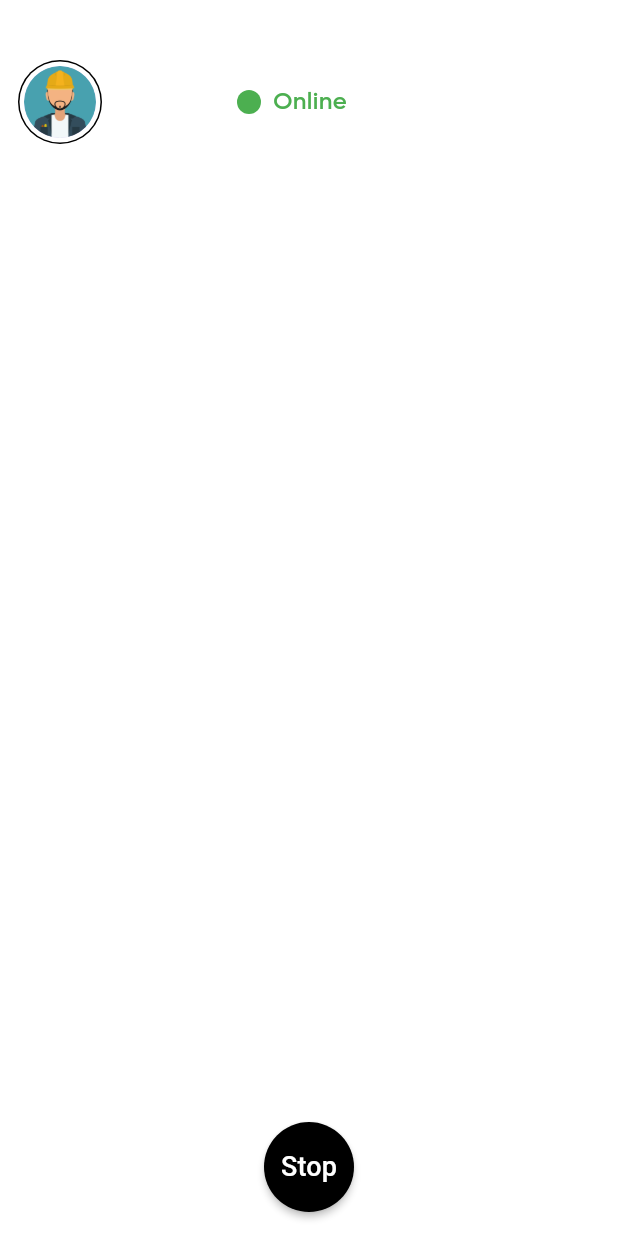
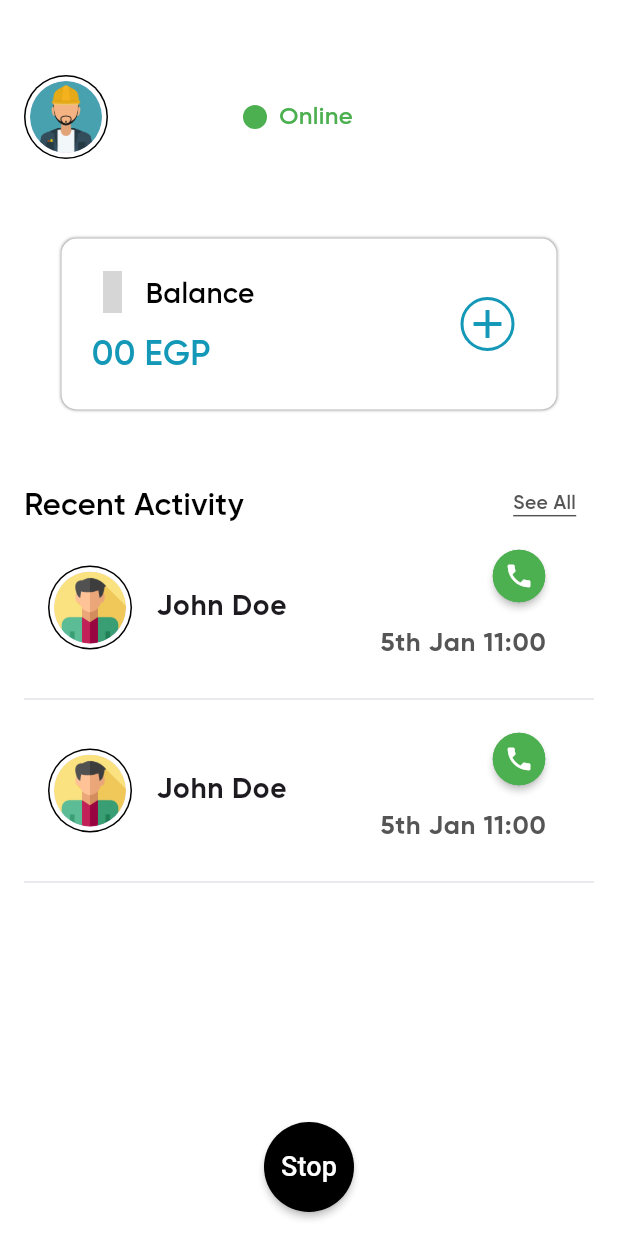
Before and after one commit to Fannelance/Fannelance-Worker, a Flutter app: the HomeView screen opened by its route, after a tap on "Start", on a phone screen of 412 x 824 dp. Run offline on Flutter 3.47's test engine with Material 3 defaults, Android fonts, the phone set to English and light mode, and no system bars; our stand-ins replace dio, flutter_dotenv, flutter_rating_bar, flutter_secure_storage, fluttericon, font_awesome_flutter and 7 more; missing offline and left inert: flutter_stripe; accounts and stored records are empty; network calls fail; grey boxes are pictures that could not be loaded.

Commit message:
build: activity view

```diff
--- a/lib/core/routes.dart
+++ b/lib/core/routes.dart
@@ -31,7 +31,6 @@ class Routes {
 }
 
 const kHomeRoute = 'Home View';
-const kWaitingRoute = 'Waiting View';
 const kChangePasswordRoute = 'Change Password View';
 const kForgotPasswordRoute = 'Forgot Password View';
 const kPhoneNumberRoute = 'Phone Number View';
--- a/lib/services/socket_service.dart
+++ b/lib/services/socket_service.dart
@@ -4,17 +4,16 @@ import 'package:fannelance_worker/widgets/notification_details_widget.dart';
 import 'package:fannelance_worker/widgets/notification_showmodal.dart';
 import 'package:flutter_dotenv/flutter_dotenv.dart';
 import 'package:jwt_decoder/jwt_decoder.dart';
-import 'package:socket_io_client/socket_io_client.dart' as IO;
-
+import 'package:socket_io_client/socket_io_client.dart' as io;
 class SocketService {
-  IO.Socket? socket;
+  io.Socket? socket;
   List<dynamic> availableWorkers = [];
 
   Future<void> connect() async {
     await dotenv.load(fileName: '.env');
     final String? serverURL = dotenv.env['serverURL'];
 
-    socket = IO.io(serverURL, <String, dynamic>{
+    socket = io.io(serverURL, <String, dynamic>{
       'transports': ['websocket'],
       'autoConnect': false,
     });
--- /dev/null
+++ b/lib/views/activity_view.dart
@@ -0,0 +1,23 @@
+import 'package:fannelance_worker/widgets/activity_widget.dart';
+import 'package:fannelance_worker/widgets/app_bar_main_widget.dart';
+import 'package:flutter/material.dart';
+
+class ActivityView extends StatelessWidget {
+  const ActivityView({super.key});
+
+  @override
+  Widget build(BuildContext context) {
+    return Scaffold(
+      appBar: const AppBarMainWidget(title: 'Activity',),
+      body: ListView.separated(
+        itemCount: 10,
+        itemBuilder: (context, index) {
+          return const ActivityWidget();
+        },
+        separatorBuilder: (BuildContext context, int index) {
+          return const Divider(thickness: 0.5);
+        },
+      ),
+    );
+  }
+}
--- a/lib/views/home_view.dart
+++ b/lib/views/home_view.dart
@@ -1,5 +1,8 @@
+import 'package:fannelance_worker/core/constants.dart';
+import 'package:fannelance_worker/widgets/home_activity_widget.dart';
+import 'package:fannelance_worker/widgets/home_on_off_widget.dart';
+import 'package:fannelance_worker/widgets/wallet_widget.dart';
 import 'package:flutter/material.dart';
-import 'package:fannelance_worker/widgets/account_profile_widget.dart';
 import 'package:fannelance_worker/widgets/home_button_widget.dart';
 
 class HomeView extends StatefulWidget {
@@ -25,48 +28,20 @@ class _HomeViewState extends State<HomeView> {
         onPressed: toggleStatus,
       ),
       floatingActionButtonLocation: FloatingActionButtonLocation.centerFloat,
-      body: Padding(
-        padding: const EdgeInsets.symmetric(horizontal: 12),
-        child: Column(
-          crossAxisAlignment: CrossAxisAlignment.start,
-          children: [
-            const SizedBox(height: 40),
-            Row(
-              children: [
-                const AccountProfileWidget(),
-                const SizedBox(width: 90),
-                // Animated status indicator
-                AnimatedContainer(
-                  duration: const Duration(milliseconds: 300),
-                  width: 16,
-                  height: 16,
-                  decoration: BoxDecoration(
-                    shape: BoxShape.circle,
-                    color: isOnline ? Colors.green : Colors.red,
-                  ),
-                ),
-                const SizedBox(width: 8),
-                // Animated switcher for status text
-                AnimatedSwitcher(
-                  duration: const Duration(milliseconds: 300),
-                  transitionBuilder:
-                      (Widget child, Animation<double> animation) {
-                    return ScaleTransition(scale: animation, child: child);
-                  },
-                  child: Text(
-                    isOnline ? 'Online' : 'Offline',
-                    key: ValueKey<bool>(
-                        isOnline), // Ensure the text changes smoothly
-                    style: TextStyle(
-                      color: isOnline ? Colors.green : Colors.red,
-                      fontSize: 16,
-                    ),
-                  ),
-                ),
-              ],
-            ),
-            const SizedBox(height: 20),
-          ],
+      body: SingleChildScrollView(
+        child: Padding(
+          padding: const EdgeInsets.symmetric(horizontal: 16),
+          child: Column(
+            crossAxisAlignment: CrossAxisAlignment.start,
+            children: [
+              box_50,
+              OnOffHomeWidget(isOnline: isOnline),
+              box_40,
+              const WalletWidget(),
+              box_50,
+              const HomeActivityWidget(),
+            ],
+          ),
         ),
       ),
     );
--- a/lib/widgets/account_body_widget.dart
+++ b/lib/widgets/account_body_widget.dart
@@ -54,9 +54,18 @@ class _BodyAccountWidgetState extends State<BodyAccountWidget> {
       child: Column(
         children: [
           box_60,
-          const Row(
-            mainAxisAlignment: MainAxisAlignment.end,
+          Row(
+            mainAxisAlignment: MainAxisAlignment.spaceBetween,
             children: [
+              IconButton(
+                icon: const Icon(
+                  Icons.arrow_back,
+                ),
+                iconSize: screenWidth / 15,
+                onPressed: () {
+                  Navigator.pop(context);
+                },
+              ),
               ShowDialogAccountWidget(),
             ],
           ),
--- /dev/null
+++ b/lib/widgets/activity_widget.dart
@@ -0,0 +1,86 @@
+import 'package:fannelance_worker/core/constants.dart';
+import 'package:flutter/material.dart';
+import 'package:url_launcher/url_launcher.dart';
+
+class ActivityWidget extends StatelessWidget {
+  const ActivityWidget({super.key});
+
+  @override
+  Widget build(BuildContext context) {
+    final double screenWidth = MediaQuery.of(context).size.width;
+    Uri url;
+    return ListTile(
+      leading: const CircleAvatar(
+        radius: 28,
+        backgroundColor: kBlack,
+        child: CircleAvatar(
+          radius: 27,
+          backgroundColor: kWhite,
+          child: CircleAvatar(
+            radius: 24,
+            backgroundImage: AssetImage(
+              'assets/icons/user_male.png',
+            ),
+          ),
+        ),
+      ),
+      title: Row(
+        mainAxisAlignment: MainAxisAlignment.spaceBetween,
+        children: [
+          Column(
+            crossAxisAlignment: CrossAxisAlignment.start,
+            children: [
+              Text(
+                'John Doe',
+                style: TextStyle(
+                  fontSize: screenWidth / 22,
+                  fontFamily: kBold,
+                ),
+              ),
+
+            ],
+          ),
+          Column(
+            crossAxisAlignment: CrossAxisAlignment.end,
+            mainAxisAlignment: MainAxisAlignment.spaceAround,
+            children: [
+              MaterialButton(
+                minWidth: 35,
+                height: 35,
+                color: kGreen,
+                onPressed: () async {
+                  url = Uri(
+                    scheme: 'tel',
+                    path: '01025042013',
+                  );
+                  await launchUrl(url);
+                },
+                shape: const CircleBorder(
+                  side: BorderSide(
+                    color: kGreen,
+                  ),
+                ),
+                child: const Icon(
+                  Icons.phone,
+                  color: kWhite,
+                  size: 20,
+                ),
+              ),
+              Padding(
+                padding: const EdgeInsets.all(8.0),
+                child: Text(
+                  '5th Jan 11:00',
+                  style: TextStyle(
+                    fontSize: screenWidth / 24,
+                    fontFamily: kBold,
+                    color: kGrey5,
+                  ),
+                ),
+              ),
+            ],
+          ),
+        ],
+      ),
+    );
+  }
+}
--- /dev/null
+++ b/lib/widgets/app_bar_main_widget.dart
@@ -0,0 +1,29 @@
+import 'package:fannelance_worker/core/constants.dart';
+import 'package:flutter/material.dart';
+
+class AppBarMainWidget extends StatelessWidget implements PreferredSizeWidget {
+  const AppBarMainWidget({
+    super.key,
+    required this.title,
+  });
+  final String title;
+
+  @override
+  Widget build(BuildContext context) {
+    final double screenWidth = MediaQuery.of(context).size.width;
+    return AppBar(
+      centerTitle: true,
+      backgroundColor: kWhite,
+      title: Text(
+        title,
+        style: TextStyle(
+          fontSize: screenWidth / 16,
+          fontFamily: kBold,
+        ),
+      ),
+    );
+  }
+
+  @override
+  Size get preferredSize => const Size.fromHeight(kToolbarHeight);
+}
--- /dev/null
+++ b/lib/widgets/home_activity_widget.dart
@@ -0,0 +1,75 @@
+import 'package:fannelance_worker/core/constants.dart';
+import 'package:fannelance_worker/views/activity_view.dart';
+import 'package:fannelance_worker/widgets/activity_widget.dart';
+import 'package:flutter/material.dart';
+
+class HomeActivityWidget extends StatelessWidget {
+  const HomeActivityWidget({
+    super.key,
+  });
+
+  @override
+  Widget build(BuildContext context) {
+    final double screenWidth = MediaQuery.of(context).size.width;
+
+    return SingleChildScrollView(
+      child: Column(
+        children: [
+          Row(
+            mainAxisAlignment: MainAxisAlignment.spaceBetween,
+            children: [
+              Text(
+                'Recent Activity',
+                style: TextStyle(
+                  fontSize: screenWidth / 20,
+                ),
+              ),
+              GestureDetector(
+                onTap: () {
+                  Navigator.push(context, MaterialPageRoute(builder: (context) {
+                    return ActivityView();
+                  }));
+                },
+                child: Padding(
+                  padding: const EdgeInsets.only(
+                    top: 4,
+                    right: 12,
+                  ),
+                  child: Text(
+                    'See All',
+                    style: TextStyle(
+                      shadows: const [
+                        Shadow(
+                          offset: Offset(0, -4),
+                          color: kGrey5,
+                        )
+                      ],
+                      color: Colors.transparent,
+                      decoration: TextDecoration.underline,
+                      decorationColor: kGrey5,
+                      decorationThickness: 1.5,
+                      fontSize: screenWidth / 32,
+                    ),
+                  ),
+                ),
+              ),
+            ],
+          ),
+          ListView.builder(
+            shrinkWrap: true,
+            physics: const NeverScrollableScrollPhysics(),
+            itemCount: 2,
+            itemBuilder: (context, index) {
+              return const Column(
+                children: [
+                  ActivityWidget(),
+                  Divider(thickness: 0.5),
+                ],
+              );
+            },
+          ),
+        ],
+      ),
+    );
+  }
+}
--- a/lib/widgets/home_button_widget.dart
+++ b/lib/widgets/home_button_widget.dart
@@ -1,8 +1,5 @@
 import 'package:fannelance_worker/core/constants.dart';
-import 'package:fannelance_worker/core/show_snackbar_messenger.dart';
 import 'package:fannelance_worker/services/socket_service.dart';
-import 'package:fannelance_worker/widgets/notification_details_widget.dart';
-import 'package:fannelance_worker/widgets/notification_showmodal.dart';
 import 'package:flutter/material.dart';
 
 class ButtonHomeWidget extends StatefulWidget {
@@ -20,7 +17,7 @@ class ButtonHomeWidgetState extends State<ButtonHomeWidget> {
   static bool isAvailable = false;
   static BuildContext? homeContext;
 
-  bool _isDisposed = false;
+  bool isDisposed = false;
   static late SocketService socketService;
 
   @override
@@ -46,7 +43,7 @@ class ButtonHomeWidgetState extends State<ButtonHomeWidget> {
 
   @override
   void dispose() {
-    _isDisposed = true;
+    isDisposed = true;
     socketService.disconnect();
     super.dispose();
   }
--- /dev/null
+++ b/lib/widgets/home_on_off_widget.dart
@@ -0,0 +1,49 @@
+import 'package:fannelance_worker/widgets/account_profile_widget.dart';
+import 'package:flutter/material.dart';
+
+class OnOffHomeWidget extends StatelessWidget {
+  const OnOffHomeWidget({
+    super.key,
+    required this.isOnline,
+  });
+
+  final bool isOnline;
+
+  @override
+  Widget build(BuildContext context) {
+    return Row(
+      children: [
+        const AccountProfileWidget(),
+        const SizedBox(width: 90),
+        // Animated status indicator
+        AnimatedContainer(
+          duration: const Duration(milliseconds: 300),
+          width: 16,
+          height: 16,
+          decoration: BoxDecoration(
+            shape: BoxShape.circle,
+            color: isOnline ? Colors.green : Colors.red,
+          ),
+        ),
+        const SizedBox(width: 8),
+        // Animated switcher for status text
+        AnimatedSwitcher(
+          duration: const Duration(milliseconds: 300),
+          transitionBuilder:
+              (Widget child, Animation<double> animation) {
+            return ScaleTransition(scale: animation, child: child);
+          },
+          child: Text(
+            isOnline ? 'Online' : 'Offline',
+            key: ValueKey<bool>(
+                isOnline), // Ensure the text changes smoothly
+            style: TextStyle(
+              color: isOnline ? Colors.green : Colors.red,
+              fontSize: 16,
+            ),
+          ),
+        ),
+      ],
+    );
+  }
+}
```
